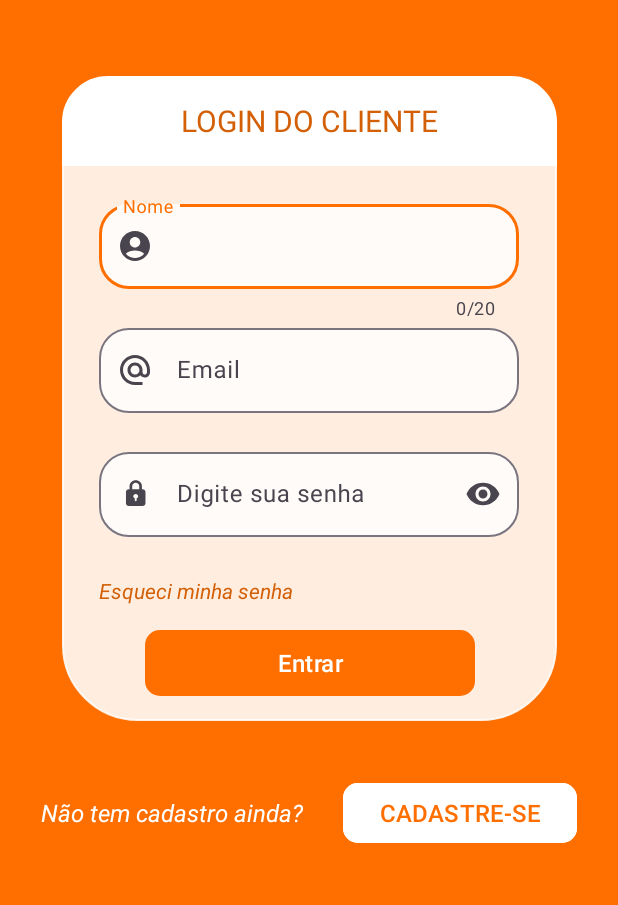
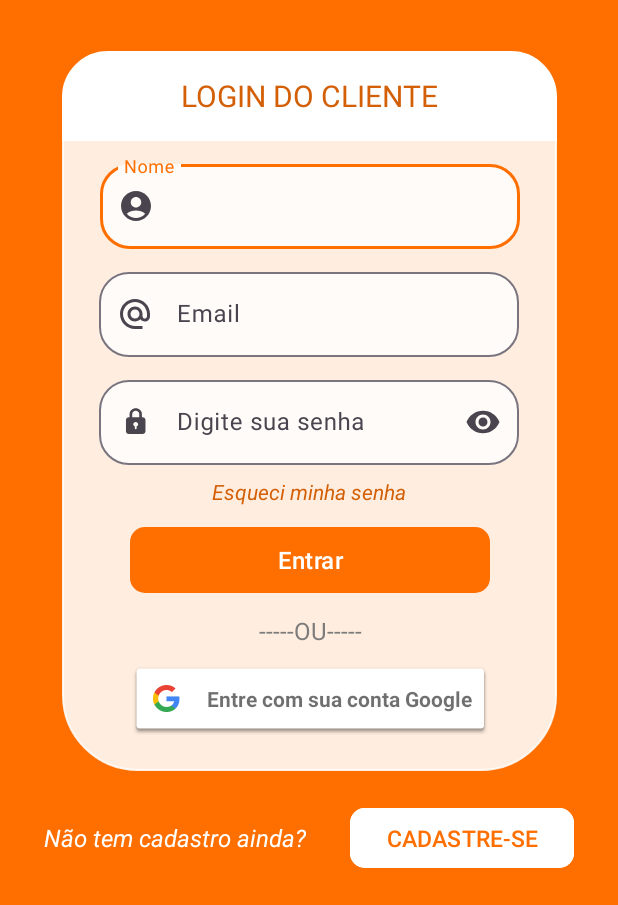
Before and after one commit to harrissondutra/App_Cardapio_Online, an Android app: the screen it shows after launch (LoginActivity), on a phone screen of 412 x 824 dp, the part 331-1236 px from its top. Run offline under Robolectric (Android 15) with nearby library versions, the phone set to English and light mode, and no system bars; our stand-ins replace Firebase (no records; nobody signed in at launch, a user with empty details on screens opened directly); Roboto replaces fonts that are not available here.

Commit message:
Inlusão do botão de login do google

```diff
--- a/app/build.gradle.kts
+++ b/app/build.gradle.kts
@@ -2,6 +2,7 @@ plugins {
     id("com.android.application")
     id("org.jetbrains.kotlin.android")
     id("com.google.gms.google-services")
+    id("kotlin-parcelize")
 }
 
 android {
--- a/app/src/main/java/com/harrisson/cardapioonline/ui/activity/LoginActivity.kt
+++ b/app/src/main/java/com/harrisson/cardapioonline/ui/activity/LoginActivity.kt
@@ -5,13 +5,16 @@ import android.graphics.Color
 import android.os.Bundle
 import android.view.Gravity
 import android.view.View
+import android.widget.Button
 import android.widget.FrameLayout
+import android.widget.TextView
 import androidx.appcompat.app.AppCompatActivity
 import com.google.android.material.snackbar.Snackbar
 import com.google.firebase.FirebaseNetworkException
 import com.google.firebase.auth.FirebaseAuth
 import com.google.firebase.auth.FirebaseAuthInvalidCredentialsException
 import com.google.firebase.auth.FirebaseAuthUserCollisionException
+import com.harrisson.cardapioonline.R
 import com.harrisson.cardapioonline.databinding.ActivityLoginBinding
 
 class LoginActivity : AppCompatActivity(), View.OnClickListener {
@@ -22,6 +25,11 @@ class LoginActivity : AppCompatActivity(), View.OnClickListener {
 
         binding = ActivityLoginBinding.inflate(layoutInflater)
         setContentView(binding.root)
+
+
+        val btn_google = binding.btnGoogleLogin.getChildAt(0) as TextView
+        btn_google.text = "Entre com sua conta Google"
+
 
         binding.loginButton.setOnClickListener { view ->
             var name = binding.inputNameLogin.text.toString()
--- /dev/null
+++ b/app/src/main/res/drawable/ico_categories.xml
@@ -0,0 +1,5 @@
+<vector android:height="24dp" android:tint="#868686"
+    android:viewportHeight="24" android:viewportWidth="24"
+    android:width="24dp" xmlns:android="http://schemas.android.com/apk/res/android">
+    <path android:fillColor="@android:color/white" android:pathData="M22,13h-8v-2h8v2zM22,7h-8v2h8L22,7zM14,17h8v-2h-8v2zM12,9v6c0,1.1 -0.9,2 -2,2L4,17c-1.1,0 -2,-0.9 -2,-2L2,9c0,-1.1 0.9,-2 2,-2h6c1.1,0 2,0.9 2,2zM10.5,15l-2.25,-3 -1.75,2.26 -1.25,-1.51L3.5,15h7z"/>
+</vector>
--- a/app/src/main/res/layout/activity_login.xml
+++ b/app/src/main/res/layout/activity_login.xml
@@ -35,7 +35,7 @@
     <ImageView
         android:id="@+id/bg_login"
         android:layout_width="330dp"
-        android:layout_height="430dp"
+        android:layout_height="480dp"
         android:background="@drawable/rounded_main"
         android:backgroundTint="#DFFFFFFF"
         app:layout_constraintBottom_toTopOf="@id/txt_register_login"
@@ -68,7 +68,7 @@
         app:layout_constraintStart_toStartOf="parent"
         app:layout_constraintTop_toTopOf="@id/bg_login_title" />
 
-    <com.google.android.material.textfield.TextInputLayout
+    <!--  <com.google.android.material.textfield.TextInputLayout
           android:id="@+id/login_name"
           style="?attr/textInputOutlinedStyle"
           android:layout_width="280dp"
@@ -96,8 +96,9 @@
               android:layout_height="wrap_content"
               android:inputType="textPersonName" />
 
-    </com.google.android.material.textfield.TextInputLayout>
+      </com.google.android.material.textfield.TextInputLayout>-->
 
+    <!--
         <com.google.android.material.textfield.TextInputLayout
             android:id="@+id/txt_login_email"
             style="?attr/textInputOutlinedStyle"
@@ -124,12 +125,65 @@
                 android:inputType="textEmailAddress" />
 
         </com.google.android.material.textfield.TextInputLayout>
-
+    -->
     <com.google.android.material.textfield.TextInputLayout
-        android:id="@+id/txt_login_password"
+        android:id="@+id/login_name"
         style="?attr/textInputOutlinedStyle"
         android:layout_width="280dp"
         android:layout_height="wrap_content"
+        android:layout_marginTop="10dp"
+        android:hint="@string/login_name"
+        app:boxBackgroundColor="#C8FFFFFF"
+        app:boxCornerRadiusBottomEnd="20dp"
+        app:boxCornerRadiusBottomStart="20dp"
+        app:boxCornerRadiusTopEnd="20dp"
+        app:boxCornerRadiusTopStart="20dp"
+        app:layout_constraintBottom_toTopOf="@id/txt_login_email"
+        app:layout_constraintEnd_toEndOf="parent"
+        app:layout_constraintHorizontal_bias="0.503"
+        app:layout_constraintStart_toStartOf="parent"
+        app:layout_constraintTop_toBottomOf="@+id/bg_login_title"
+        app:startIconDrawable="@drawable/ico_name_login">
+
+        <com.google.android.material.textfield.TextInputEditText
+            android:id="@+id/input_name_login"
+            android:layout_width="match_parent"
+            android:layout_height="wrap_content"
+            android:inputType="textPersonName" />
+
+    </com.google.android.material.textfield.TextInputLayout>
+
+    <com.google.android.material.textfield.TextInputLayout
+        android:id="@+id/txt_login_email"
+        style="?attr/textInputOutlinedStyle"
+        android:layout_width="280dp"
+        android:layout_height="wrap_content"
+        android:hint="@string/login_email"
+        android:layout_marginTop="10dp"
+        app:boxBackgroundColor="#C8FFFFFF"
+        app:boxCornerRadiusBottomEnd="20dp"
+        app:boxCornerRadiusBottomStart="20dp"
+        app:boxCornerRadiusTopEnd="20dp"
+        app:boxCornerRadiusTopStart="20dp"
+        app:layout_constraintBottom_toTopOf="@id/txt_login_password"
+        app:layout_constraintEnd_toEndOf="parent"
+        app:layout_constraintStart_toStartOf="parent"
+        app:layout_constraintTop_toBottomOf="@+id/login_name"
+        app:startIconDrawable="@drawable/ico_login_mail">
+
+        <com.google.android.material.textfield.TextInputEditText
+
+            android:id="@+id/input_email_login"
+            android:layout_width="match_parent"
+            android:layout_height="wrap_content"
+            android:inputType="textEmailAddress" />
+
+    </com.google.android.material.textfield.TextInputLayout>
+
+    <!--  <com.google.android.material.textfield.TextInputLayout
+          android:id="@+id/txt_login_password"
+          android:layout_width="280dp"
+          android:layout_height="0dp"
           android:hint="@string/login_password"
           app:endIconMode="password_toggle"
           app:errorEnabled="true"
@@ -151,30 +205,93 @@
               android:layout_height="wrap_content"
               android:inputType="textPassword" />
 
+      </com.google.android.material.textfield.TextInputLayout>-->
+    <com.google.android.material.textfield.TextInputLayout
+        android:id="@+id/txt_login_password"
+        style="?attr/textInputOutlinedStyle"
+        android:layout_width="280dp"
+        android:layout_height="wrap_content"
+        android:hint="@string/login_password"
+        android:layout_marginTop="10dp"
+        app:boxBackgroundColor="#C8FFFFFF"
+        app:boxCornerRadiusBottomEnd="20dp"
+        app:boxCornerRadiusBottomStart="20dp"
+        app:boxCornerRadiusTopEnd="20dp"
+        app:boxCornerRadiusTopStart="20dp"
+        app:endIconMode="password_toggle"
+        app:layout_constraintEnd_toEndOf="parent"
+        app:layout_constraintStart_toStartOf="parent"
+        app:layout_constraintTop_toBottomOf="@id/txt_login_email"
+        app:startIconDrawable="@drawable/ico_password"
+
+        >
+
+        <com.google.android.material.textfield.TextInputEditText
+            android:id="@+id/input_password_login"
+            android:layout_width="match_parent"
+            android:layout_height="wrap_content"
+            android:inputType="textPassword" />
+
     </com.google.android.material.textfield.TextInputLayout>
 
     <TextView
         android:id="@+id/forgot_password"
         android:layout_width="wrap_content"
         android:layout_height="wrap_content"
-        android:layout_marginTop="5dp"
+        android:layout_marginTop="8dp"
         android:text="@string/login_forgot"
         android:textColor="@color/orange_black"
         android:textStyle="italic"
+        app:layout_constraintEnd_toEndOf="@+id/txt_login_password"
         app:layout_constraintStart_toStartOf="@+id/txt_login_password"
         app:layout_constraintTop_toBottomOf="@+id/txt_login_password" />
 
     <com.google.android.material.button.MaterialButton
         android:id="@+id/login_button"
-        android:layout_width="220dp"
+        android:layout_width="240dp"
         android:layout_height="52dp"
         android:text="@string/login_btn"
         android:textSize="16sp"
         app:cornerRadius="10dp"
-        app:layout_constraintBottom_toBottomOf="@+id/bg_login"
+        android:layout_marginTop="10dp"
         app:layout_constraintEnd_toEndOf="@+id/bg_login"
         app:layout_constraintStart_toStartOf="@+id/bg_login"
         app:layout_constraintTop_toBottomOf="@+id/forgot_password" />
+
+
+    <TextView
+        android:id="@+id/txt_ou_login"
+        android:layout_width="wrap_content"
+        android:layout_height="wrap_content"
+        android:text="-----OU-----"
+        android:textColor="@color/Grey"
+        android:textSize="16sp"
+        android:layout_marginTop="10dp"
+        app:layout_constraintTop_toBottomOf="@+id/login_button"
+        app:layout_constraintStart_toStartOf="@+id/login_button"
+        app:layout_constraintEnd_toEndOf="@+id/login_button"/>
+
+    <com.google.android.gms.common.SignInButton
+        android:id="@+id/btn_google_login"
+        android:layout_width="wrap_content"
+        android:layout_height="wrap_content"
+        android:layout_marginTop="10dp"
+        app:layout_constraintStart_toStartOf="@+id/login_button"
+        app:layout_constraintEnd_toEndOf="@+id/login_button"
+        app:layout_constraintTop_toBottomOf="@+id/txt_ou_login"
+        />
+
+
+
+
+
+
+
+
+
+
+
+
 
     <TextView
         android:id="@+id/txt_register_login"
@@ -193,12 +310,12 @@
         android:id="@+id/btn_register"
         android:layout_width="wrap_content"
         android:layout_height="wrap_content"
-        android:text="@string/login_register_btn"
+        android:backgroundTint="@color/white"
+        android:text="@string/login_register_new_btn"
+        android:textAllCaps="true"
         android:textColor="@color/orange"
-        android:textAllCaps="true"
-        android:textSize="16sp"
+        android:textSize="15sp"
         app:cornerRadius="10dp"
-        android:backgroundTint="@color/white"
         app:layout_constraintBottom_toBottomOf="@+id/txt_register_login"
         app:layout_constraintEnd_toEndOf="parent"
         app:layout_constraintStart_toEndOf="@+id/txt_register_login"
--- a/app/src/main/res/values/strings.xml
+++ b/app/src/main/res/values/strings.xml
@@ -38,6 +38,11 @@
     <string name="login_forgot">Esqueci minha senha</string>
     <string name="login_btn">Entrar</string>
     <string name="login_register">Não tem cadastro ainda?</string>
-    <string name="login_register_btn">Cadastre-se</string>
-    <string name="register_title">Novo Usuário</string>
+    <string name="login_register_new_btn">Cadastre-se</string>
+    <string name="login_register_btn">Cadastrar</string>
+    <string name="register_title">Cadastro de Usuário</string>
+
+    <!--    Tela de Categorias-->
+    <string name="categories_input">Digite o nome da Categoria</string>
+    <string name="categories_title">Cadastre a categoria do produto</string>
 </resources>
```
Also changed, not shown: app/src/main/AndroidManifest.xml (+27 -17 lines). Lines whose indentation alone changed are shown as unchanged.
